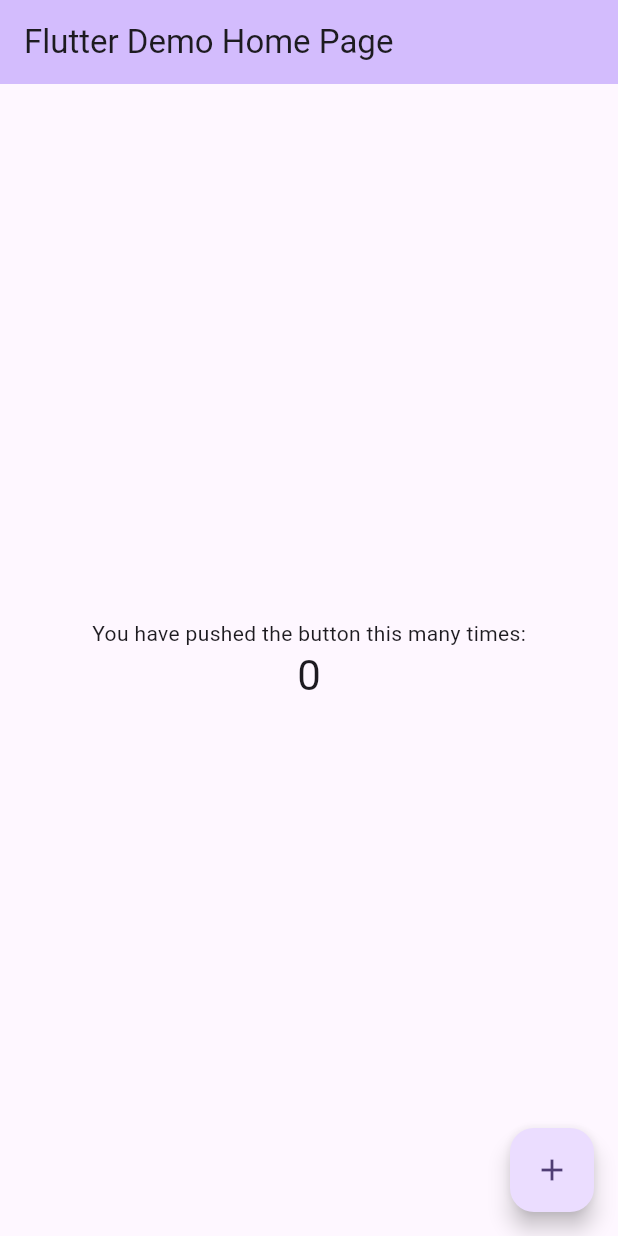
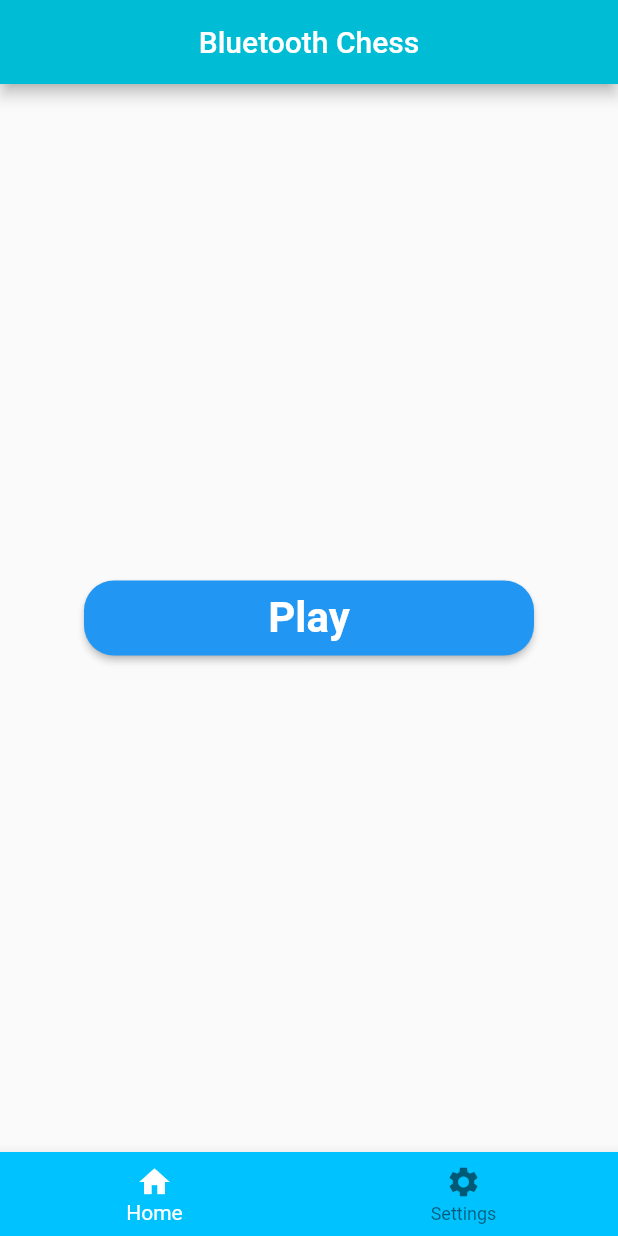
Before and after one commit to LIefr1/bluetooth_chess, a Flutter app: the screen it shows after launch, on a phone screen of 412 x 824 dp. Run offline on Flutter 3.47's test engine with Material 2 defaults, Android fonts, the light colour scheme and no system bars.

Commit message:
main menu

```diff
--- a/lib/main.dart
+++ b/lib/main.dart
@@ -7,119 +7,65 @@ void main() {
 class MyApp extends StatelessWidget {
   const MyApp({super.key});
 
-  // This widget is the root of your application.
   @override
   Widget build(BuildContext context) {
-    return MaterialApp(
-      title: 'Flutter Demo',
-      theme: ThemeData(
-        // This is the theme of your application.
-        //
-        // TRY THIS: Try running your application with "flutter run". You'll see
-        // the application has a blue toolbar. Then, without quitting the app,
-        // try changing the seedColor in the colorScheme below to Colors.green
-        // and then invoke "hot reload" (save your changes or press the "hot
-        // reload" button in a Flutter-supported IDE, or press "r" if you used
-        // the command line to start the app).
-        //
-        // Notice that the counter didn't reset back to zero; the application
-        // state is not lost during the reload. To reset the state, use hot
-        // restart instead.
-        //
-        // This works for code too, not just values: Most code changes can be
-        // tested with just a hot reload.
-        colorScheme: ColorScheme.fromSeed(seedColor: Colors.deepPurple),
-        useMaterial3: true,
-      ),
-      home: const MyHomePage(title: 'Flutter Demo Home Page'),
+    return const MaterialApp(home: HomePage());
+  }
+}
+
+class HomePage extends StatelessWidget {
+  const HomePage({super.key});
+  @override
+  Widget build(BuildContext context) {
+    final ButtonStyle elevBtnStyle = ElevatedButton.styleFrom(
+        textStyle: const TextStyle(fontSize: 28, fontWeight: FontWeight.w600),
+        minimumSize: const Size(300, 50),
+        shape: const RoundedRectangleBorder(
+            borderRadius: BorderRadius.all(Radius.circular(20))));
+    return Scaffold(
+        appBar: AppBar(
+          backgroundColor: Colors.cyan,
+          title: const Text("Bluetooth Chess"),
+          centerTitle: true,
+        ),
+        body: Center(
+          child: ElevatedButton(
+            style: elevBtnStyle,
+            onPressed: () {
+              Navigator.push(
+                context,
+                MaterialPageRoute(
+                  builder: (_) => const ChessBoard(),
+                ),
+              );
+            },
+            child: const Text("Play"),
+          ),
+        ),
+        bottomNavigationBar: BottomNavigationBar(
+          backgroundColor: const Color.fromRGBO(0, 194, 255, 1),
+          items: const <BottomNavigationBarItem>[
+            BottomNavigationBarItem(
+              icon: Icon(Icons.home),
+              label: 'Home',
+            ),
+            BottomNavigationBarItem(
+              icon: Icon(Icons.settings),
+              label: 'Settings',
+            )
+          ],
+          selectedItemColor: Colors.white,
+        ));
+  }
+}
+
+class ChessBoard extends StatelessWidget {
+  const ChessBoard({Key? key}) : super(key: key);
+
+  @override
+  Widget build(BuildContext context) {
+    return Scaffold(
+      appBar: AppBar(),
     );
   }
 }
-
-class MyHomePage extends StatefulWidget {
-  const MyHomePage({super.key, required this.title});
-
-  // This widget is the home page of your application. It is stateful, meaning
-  // that it has a State object (defined below) that contains fields that affect
-  // how it looks.
-
-  // This class is the configuration for the state. It holds the values (in this
-  // case the title) provided by the parent (in this case the App widget) and
-  // used by the build method of the State. Fields in a Widget subclass are
-  // always marked "final".
-
-  final String title;
-
-  @override
-  State<MyHomePage> createState() => _MyHomePageState();
-}
-
-class _MyHomePageState extends State<MyHomePage> {
-  int _counter = 0;
-
-  void _incrementCounter() {
-    setState(() {
-      // This call to setState tells the Flutter framework that something has
-      // changed in this State, which causes it to rerun the build method below
-      // so that the display can reflect the updated values. If we changed
-      // _counter without calling setState(), then the build method would not be
-      // called again, and so nothing would appear to happen.
-      _counter++;
-    });
-  }
-
-  @override
-  Widget build(BuildContext context) {
-    // This method is rerun every time setState is called, for instance as done
-    // by the _incrementCounter method above.
-    //
-    // The Flutter framework has been optimized to make rerunning build methods
-    // fast, so that you can just rebuild anything that needs updating rather
-    // than having to individually change instances of widgets.
-    return Scaffold(
-      appBar: AppBar(
-        // TRY THIS: Try changing the color here to a specific color (to
-        // Colors.amber, perhaps?) and trigger a hot reload to see the AppBar
-        // change color while the other colors stay the same.
-        backgroundColor: Theme.of(context).colorScheme.inversePrimary,
-        // Here we take the value from the MyHomePage object that was created by
-        // the App.build method, and use it to set our appbar title.
-        title: Text(widget.title),
-      ),
-      body: Center(
-        // Center is a layout widget. It takes a single child and positions it
-        // in the middle of the parent.
-        child: Column(
-          // Column is also a layout widget. It takes a list of children and
-          // arranges them vertically. By default, it sizes itself to fit its
-          // children horizontally, and tries to be as tall as its parent.
-          //
-          // Column has various properties to control how it sizes itself and
-          // how it positions its children. Here we use mainAxisAlignment to
-          // center the children vertically; the main axis here is the vertical
-          // axis because Columns are vertical (the cross axis would be
-          // horizontal).
-          //
-          // TRY THIS: Invoke "debug painting" (choose the "Toggle Debug Paint"
-          // action in the IDE, or press "p" in the console), to see the
-          // wireframe for each widget.
-          mainAxisAlignment: MainAxisAlignment.center,
-          children: <Widget>[
-            const Text(
-              'You have pushed the button this many times:',
-            ),
-            Text(
-              '$_counter',
-              style: Theme.of(context).textTheme.headlineMedium,
-            ),
-          ],
-        ),
-      ),
-      floatingActionButton: FloatingActionButton(
-        onPressed: _incrementCounter,
-        tooltip: 'Increment',
-        child: const Icon(Icons.add),
-      ), // This trailing comma makes auto-formatting nicer for build methods.
-    );
-  }
-}
```
